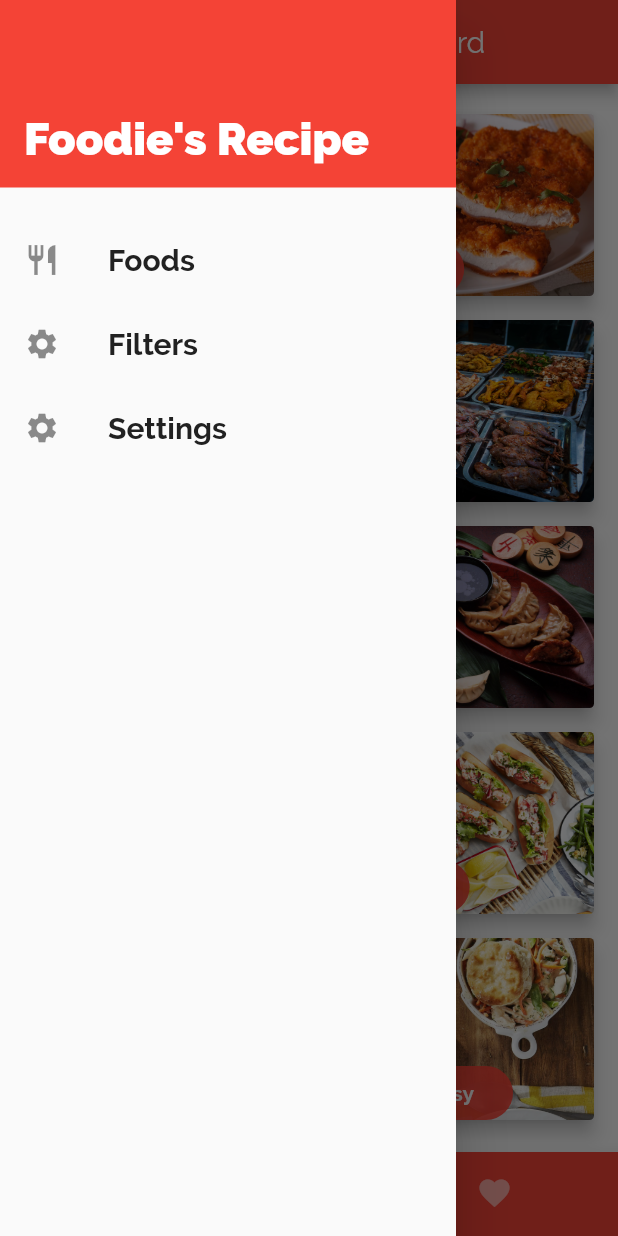
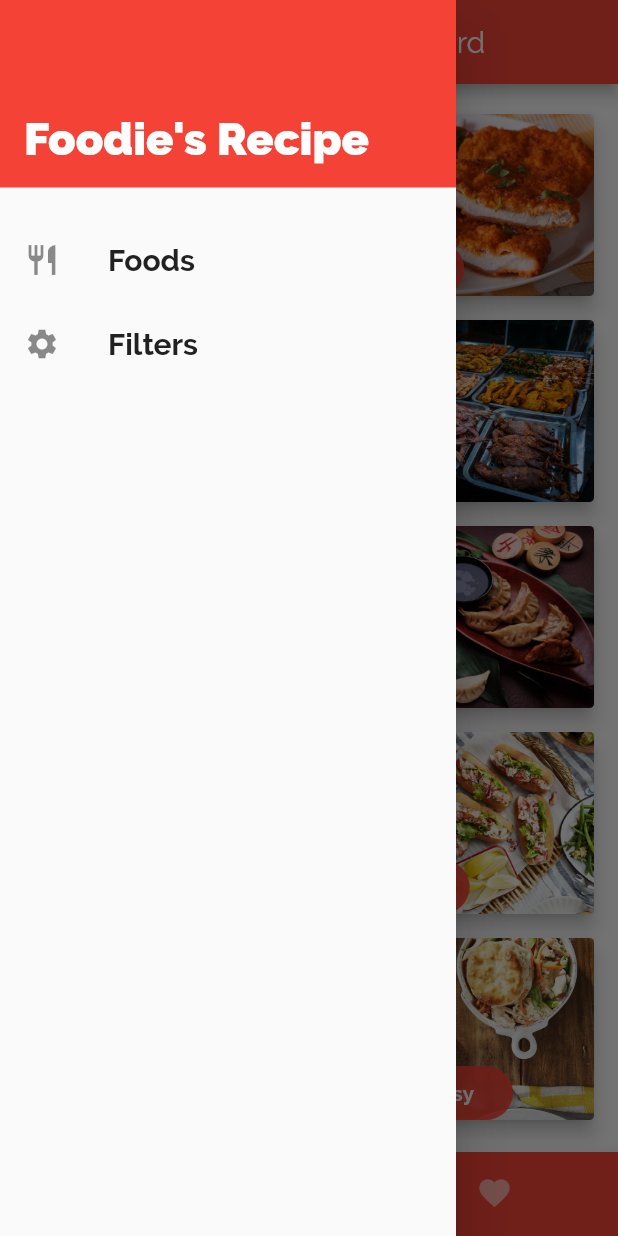
Before and after one commit to bibishan-pandey/foodie_recipe, a Flutter app: the screen it shows after launch, with the side drawer open, on a phone screen of 412 x 824 dp. Run offline on Flutter 3.47's test engine with Material 2 defaults, Android fonts, the phone set to English and light mode, and no system bars.

Commit message:
chore: removed an extra link from drawer

```diff
--- a/lib/widgets/main_drawer.dart
+++ b/lib/widgets/main_drawer.dart
@@ -63,11 +63,6 @@ class MainDrawer extends StatelessWidget {
                   .pushReplacementNamed(FiltersScreen.routeName);
             },
           ),
-          _buildListTileItem(
-            icon: Icons.settings,
-            tileName: 'Settings',
-            tapHandler: () {},
-          ),
         ],
       ),
     );
```
